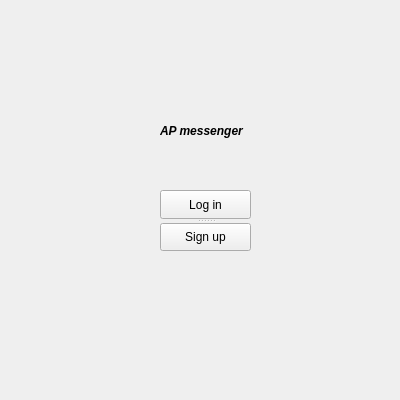
Old version of the form Entrance/entrancepage.ui in the repository imanzk/Messanger-Application.
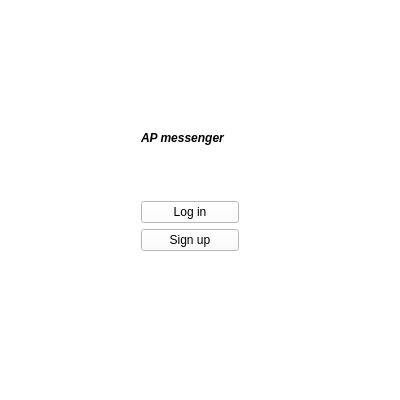
New version of the form.

The edit to the form file:
```diff
--- a/Entrance/entrancepage.ui
+++ b/Entrance/entrancepage.ui
@@ -13,15 +13,44 @@
   <property name="windowTitle">
    <string>Form</string>
   </property>
+  <property name="styleSheet">
+   <string notr="true">background-color: rgb(255, 255, 255);</string>
+  </property>
+  <layout class="QHBoxLayout" name="horizontalLayout_2">
+   <item>
+    <layout class="QVBoxLayout" name="verticalLayout_2">
+     <item>
+      <spacer name="verticalSpacer_3">
+       <property name="orientation">
+        <enum>Qt::Vertical</enum>
+       </property>
+       <property name="sizeHint" stdset="0">
+        <size>
+         <width>20</width>
+         <height>108</height>
+        </size>
+       </property>
+      </spacer>
+     </item>
+     <item>
+      <layout class="QHBoxLayout" name="horizontalLayout">
+       <item>
+        <spacer name="horizontalSpacer">
+         <property name="orientation">
+          <enum>Qt::Horizontal</enum>
+         </property>
+         <property name="sizeHint" stdset="0">
+          <size>
+           <width>138</width>
+           <height>20</height>
+          </size>
+         </property>
+        </spacer>
+       </item>
+       <item>
+        <layout class="QVBoxLayout" name="verticalLayout">
+         <item>
   <widget class="QLabel" name="label">
-   <property name="geometry">
-    <rect>
-     <x>160</x>
-     <y>100</y>
-     <width>101</width>
-     <height>61</height>
-    </rect>
-   </property>
    <property name="font">
     <font>
      <italic>true</italic>
@@ -32,30 +61,75 @@
     <string>AP messenger</string>
    </property>
   </widget>
-  <widget class="QSplitter" name="splitter">
-   <property name="geometry">
-    <rect>
-     <x>160</x>
-     <y>190</y>
-     <width>91</width>
-     <height>61</height>
-    </rect>
-   </property>
+         </item>
+         <item>
+          <spacer name="verticalSpacer">
    <property name="orientation">
     <enum>Qt::Vertical</enum>
    </property>
+           <property name="sizeHint" stdset="0">
+            <size>
+             <width>98</width>
+             <height>30</height>
+            </size>
+           </property>
+          </spacer>
+         </item>
+         <item>
    <widget class="QPushButton" name="Login_pushButton">
+           <property name="styleSheet">
+            <string notr="true"/>
+           </property>
     <property name="text">
      <string>Log in</string>
     </property>
    </widget>
+         </item>
+         <item>
    <widget class="QPushButton" name="Signup_pushButton">
     <property name="text">
      <string>Sign up</string>
     </property>
    </widget>
-  </widget>
- </widget>
+         </item>
+        </layout>
+       </item>
+       <item>
+        <spacer name="horizontalSpacer_2">
+         <property name="orientation">
+          <enum>Qt::Horizontal</enum>
+         </property>
+         <property name="sizeHint" stdset="0">
+          <size>
+           <width>158</width>
+           <height>20</height>
+          </size>
+         </property>
+        </spacer>
+       </item>
+      </layout>
+     </item>
+     <item>
+      <spacer name="verticalSpacer_2">
+       <property name="orientation">
+        <enum>Qt::Vertical</enum>
+       </property>
+       <property name="sizeHint" stdset="0">
+        <size>
+         <width>20</width>
+         <height>138</height>
+        </size>
+       </property>
+      </spacer>
+     </item>
+    </layout>
+   </item>
+  </layout>
+ </widget>
+ <tabstops>
+  <tabstop>Login_pushButton</tabstop>
+  <tabstop>Signup_pushButton</tabstop>
+ </tabstops>
  <resources/>
  <connections/>
 </ui>
```
Lines whose indentation alone changed are shown as unchanged.
